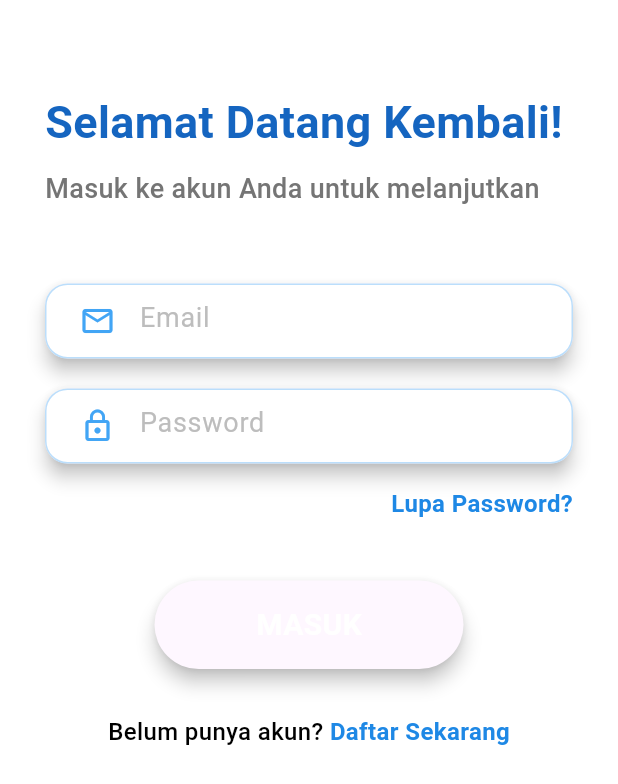
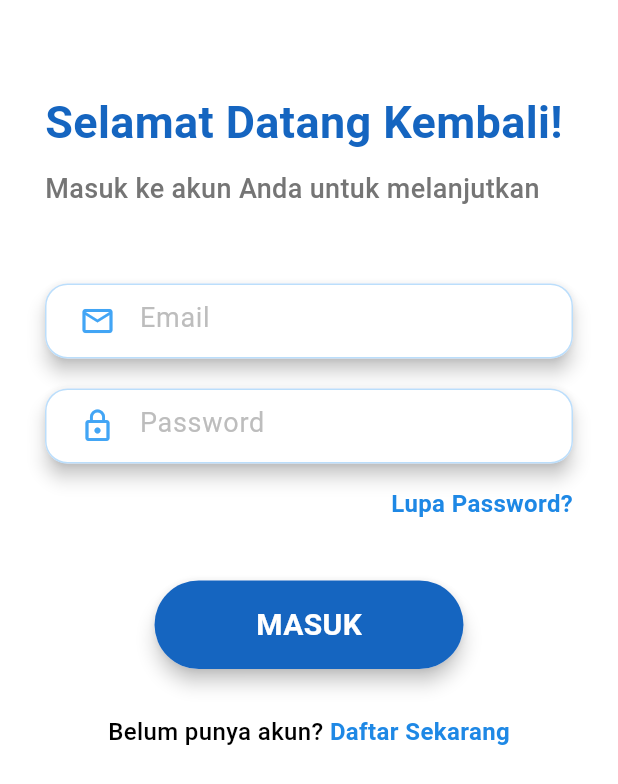
Before and after one commit to Natsoons/MobProgUAS, a Flutter app: the screen it shows after launch, on a phone screen of 412 x 824 dp. Shown: the top 784 px of the screen. Run offline on Flutter 3.47's test engine with Material 3 defaults, Android fonts, the light colour scheme and no system bars.

Commit message:
fix login

```diff
--- a/lib/pages/login.dart
+++ b/lib/pages/login.dart
@@ -112,6 +112,7 @@ class _LoginState extends State<Login> {
                       padding: EdgeInsets.symmetric(vertical: 15.0),
                       decoration: BoxDecoration(
                         borderRadius: BorderRadius.circular(30),
+                        color: Colors.blue.shade800,
                       ),
                       child: Center(
                         child: Text(
```
